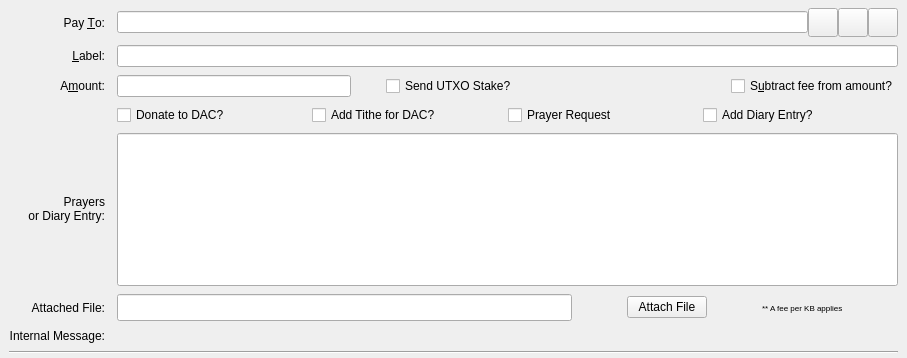
This is src/qt/forms/sendcoinsentry.ui in biblepay/biblepay as Qt 5 draws it before an edit. The edited form follows.
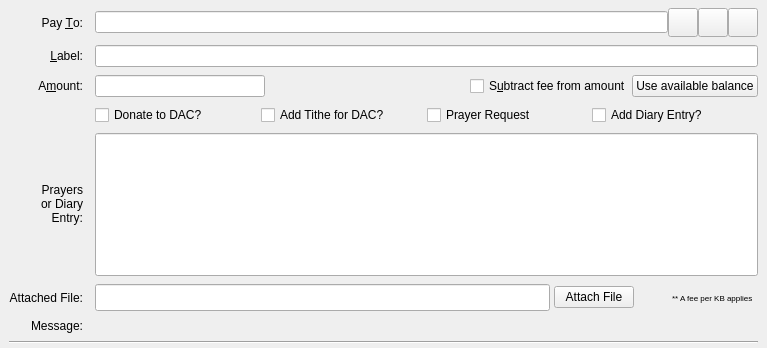
This is the edited form. Custom widgets are drawn as their Qt base class.

Patch:
```diff
--- a/src/qt/forms/sendcoinsentry.ui
+++ b/src/qt/forms/sendcoinsentry.ui
@@ -6,8 +6,8 @@
    <rect>
     <x>0</x>
     <y>0</y>
-    <width>907</width>
-    <height>358</height>
+    <width>767</width>
+    <height>348</height>
    </rect>
   </property>
   <property name="focusPolicy">
@@ -151,16 +151,9 @@
      </widget>
     </item>
     <item row="2" column="1">
-     <layout class="QHBoxLayout" name="horizontalLayoutAmount" stretch="0,0,0,0,0">
+     <layout class="QHBoxLayout" name="horizontalLayoutAmount" stretch="0,1,0,0,0">
       <item>
-       <widget class="BitcoinAmountField" name="payAmount">
-        <property name="minimumSize">
-         <size>
-          <width>234</width>
-          <height>0</height>
-         </size>
-        </property>
-       </widget>
+       <widget class="BitcoinAmountField" name="payAmount"/>
       </item>
       <item>
        <spacer name="horizontalSpacer">
@@ -178,16 +171,6 @@
         </property>
        </spacer>
       </item>
-      <item>
-       <widget class="QCheckBox" name="chkDWS">
-        <property name="toolTip">
-         <string>Send UTXO Stake.  If you win the block you receive the block reward.  You also receive perpetual returns in the UTXO leaderboard.</string>
-        </property>
-        <property name="text">
-         <string>Send UTXO Stake?</string>
-        </property>
-       </widget>
-      </item>
       <item>
        <spacer name="horizontalSpacer_77">
         <property name="orientation">
@@ -207,7 +190,14 @@
          <string>The fee will be deducted from the amount being sent. The recipient will receive a lower amount of coins than you enter in the amount field. If multiple recipients are selected, the fee is split equally.</string>
         </property>
         <property name="text">
-         <string>S&amp;ubtract fee from amount?</string>
+         <string>S&amp;ubtract fee from amount</string>
+        </property>
+       </widget>
+      </item>
+      <item>
+       <widget class="QPushButton" name="useAvailableBalanceButton">
+        <property name="text">
+         <string>Use available balance</string>
         </property>
        </widget>
       </item>
@@ -367,7 +357,7 @@
     <item row="61" column="0">
      <widget class="QLabel" name="messageLabel">
       <property name="text">
-       <string>Internal Message:</string>
+       <string>Message:</string>
       </property>
       <property name="alignment">
        <set>Qt::AlignRight|Qt::AlignTrailing|Qt::AlignVCenter</set>
```
Left out of the diff: 18 changed lines with no effect on the pictures.
